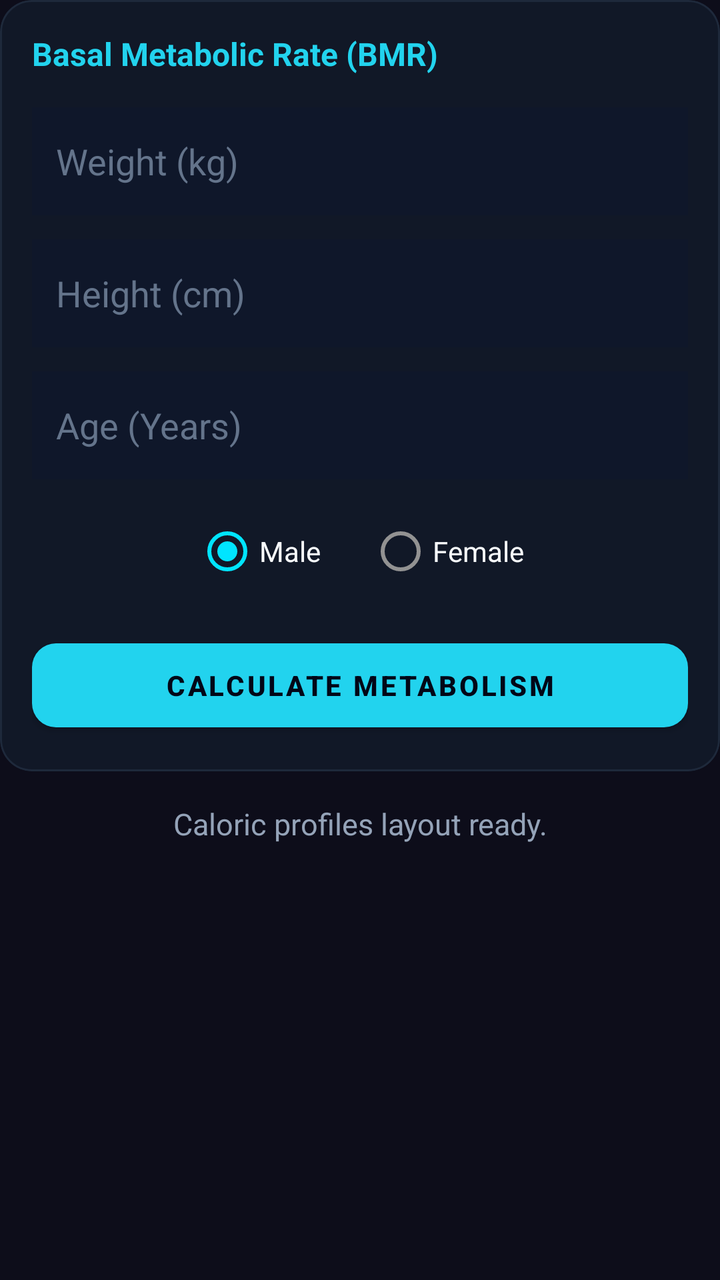
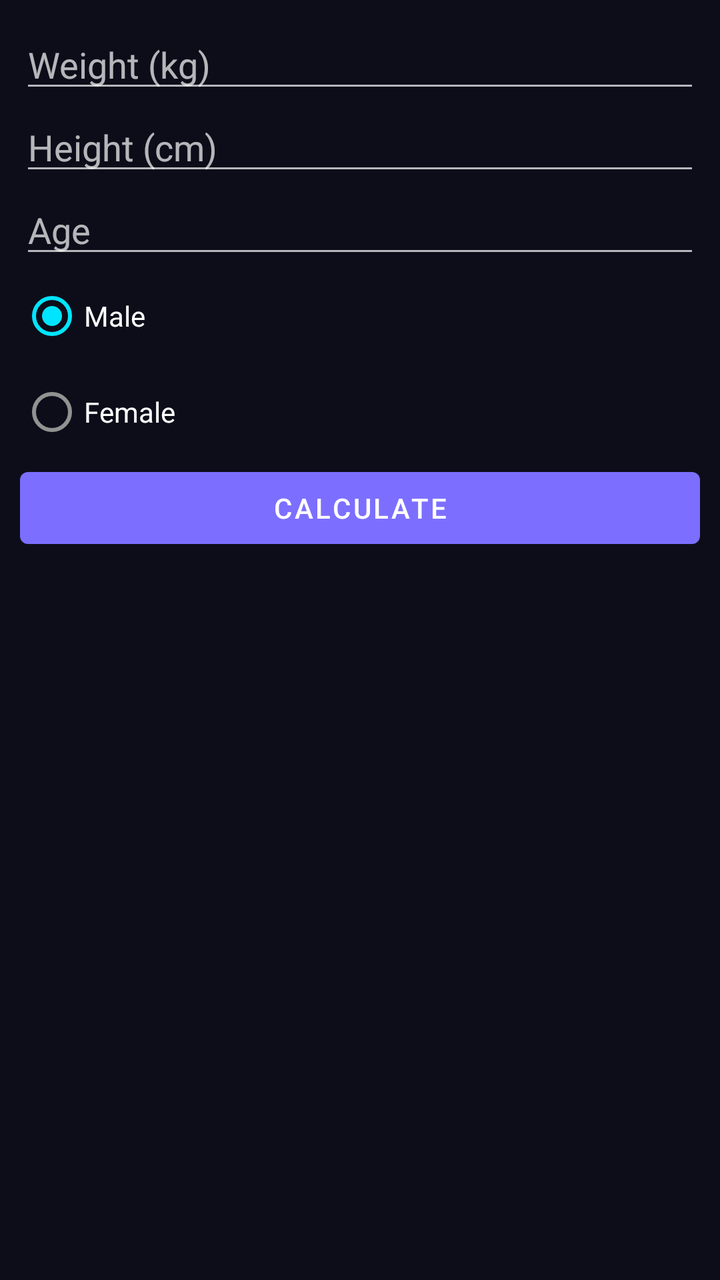

Before-and-after screenshots of an Android layout around one commit, followed by the original layout XML and the change that was made.
<!-- AndroidManifest.xml: application theme Theme.UltraCalc -->
<!-- res/layout/panel_bmr.xml -->
<?xml version="1.0" encoding="utf-8"?>
<LinearLayout xmlns:android="http://schemas.android.com/apk/res/android"
    xmlns:app="http://schemas.android.com/apk/res-auto"
    android:layout_width="match_parent"
    android:layout_height="match_parent"
    android:orientation="vertical">

    <com.google.android.material.card.MaterialCardView
        android:layout_width="match_parent"
        android:layout_height="wrap_content"
        app:cardBackgroundColor="#111827"
        app:cardCornerRadius="16dp"
        app:strokeWidth="1dp"
        app:strokeColor="#1E293B"
        app:cardElevation="0dp">

        <LinearLayout
            android:layout_width="match_parent"
            android:layout_height="wrap_content"
            android:orientation="vertical"
            android:padding="16dp">

            <TextView
                android:layout_width="match_parent"
                android:layout_height="wrap_content"
                android:text="Basal Metabolic Rate (BMR)"
                android:textColor="#22D3EE"
                android:textSize="16sp"
                android:textStyle="bold"
                android:layout_marginBottom="16dp"/>

            <EditText
                android:id="@+id/etWeight"
                android:layout_width="match_parent"
                android:layout_height="54dp"
                android:background="#0F172A"
                android:hint="Weight (kg)"
                android:textColorHint="#64748B"
                android:textColor="#F8FAFC"
                android:inputType="numberDecimal"
                android:padding="12dp"
                android:layout_marginBottom="12dp"/>

            <EditText
                android:id="@+id/etHeight"
                android:layout_width="match_parent"
                android:layout_height="54dp"
                android:background="#0F172A"
                android:hint="Height (cm)"
                android:textColorHint="#64748B"
                android:textColor="#F8FAFC"
                android:inputType="numberDecimal"
                android:padding="12dp"
                android:layout_marginBottom="12dp"/>

            <EditText
                android:id="@+id/etAge"
                android:layout_width="match_parent"
                android:layout_height="54dp"
                android:background="#0F172A"
                android:hint="Age (Years)"
                android:textColorHint="#64748B"
                android:textColor="#F8FAFC"
                android:inputType="number"
                android:padding="12dp"
                android:layout_marginBottom="12dp"/>

            <RadioGroup
                android:id="@+id/rgGender"
                android:layout_width="match_parent"
                android:layout_height="wrap_content"
                android:orientation="horizontal"
                android:layout_marginBottom="16dp"
                android:gravity="center">
                <RadioButton
                    android:id="@+id/rbMale"
                    android:layout_width="wrap_content"
                    android:layout_height="wrap_content"
                    android:text="Male"
                    android:textColor="#F8FAFC"
                    android:checked="true"
                    android:layout_marginEnd="24dp"/>
                <RadioButton
                    android:id="@+id/rbFemale"
                    android:layout_width="wrap_content"
                    android:layout_height="wrap_content"
                    android:textColor="#F8FAFC"
                    android:text="Female"/>
            </RadioGroup>

            <com.google.android.material.button.MaterialButton
                android:id="@+id/btnCalc"
                android:layout_width="match_parent"
                android:layout_height="54dp"
                android:text="CALCULATE METABOLISM"
                android:textColor="#020617"
                android:textStyle="bold"
                app:backgroundTint="#22D3EE"
                app:cornerRadius="12dp"/>
        </LinearLayout>
    </com.google.android.material.card.MaterialCardView>

    <ScrollView
        android:layout_width="match_parent"
        android:layout_height="wrap_content"
        android:layout_marginTop="16dp">
        <TextView
            android:id="@+id/tvResult"
            android:layout_width="match_parent"
            android:layout_height="wrap_content"
            android:text="Caloric profiles layout ready."
            android:textColor="#94A3B8"
            android:textSize="15sp"
            android:lineSpacingExtra="4dp"
            android:gravity="center_horizontal"/>
    </ScrollView>
</LinearLayout>
<!-- resources referenced by this layout -->
<resources>
  <style name="Theme.UltraCalc" parent="Theme.MaterialComponents.NoActionBar">
          <item name="colorPrimary">@color/primary</item>
          <item name="colorPrimaryVariant">@color/primaryDark</item>
          <item name="colorOnPrimary">@color/white</item>
          <item name="colorSecondary">@color/accentCyan</item>
          <item name="android:windowBackground">@color/bg</item>
          <item name="android:statusBarColor">@color/bg</item>
          <item name="android:navigationBarColor">@color/bg</item>
          <item name="android:windowLightStatusBar">false</item>
      </style>
  <color name="primary">#7C6FFF</color>
  <color name="primaryDark">#5A4FCC</color>
  <color name="white">#FFFFFF</color>
  <color name="accentCyan">#00E5FF</color>
  <color name="bg">#0D0D1A</color>
</resources>

<!-- the commit's change to res/layout/panel_bmr.xml (unified diff, before → after) -->
@@ -1,117 +1,14 @@
 <?xml version="1.0" encoding="utf-8"?>
 <LinearLayout xmlns:android="http://schemas.android.com/apk/res/android"
-    xmlns:app="http://schemas.android.com/apk/res-auto"
-    android:layout_width="match_parent"
-    android:layout_height="match_parent"
-    android:orientation="vertical">
-
-    <com.google.android.material.card.MaterialCardView
-        android:layout_width="match_parent"
-        android:layout_height="wrap_content"
-        app:cardBackgroundColor="#111827"
-        app:cardCornerRadius="16dp"
-        app:strokeWidth="1dp"
-        app:strokeColor="#1E293B"
-        app:cardElevation="0dp">
-
-        <LinearLayout
-            android:layout_width="match_parent"
-            android:layout_height="wrap_content"
-            android:orientation="vertical"
-            android:padding="16dp">
-
-            <TextView
-                android:layout_width="match_parent"
-                android:layout_height="wrap_content"
-                android:text="Basal Metabolic Rate (BMR)"
-                android:textColor="#22D3EE"
-                android:textSize="16sp"
-                android:textStyle="bold"
-                android:layout_marginBottom="16dp"/>
-
-            <EditText
-                android:id="@+id/etWeight"
-                android:layout_width="match_parent"
-                android:layout_height="54dp"
-                android:background="#0F172A"
-                android:hint="Weight (kg)"
-                android:textColorHint="#64748B"
-                android:textColor="#F8FAFC"
-                android:inputType="numberDecimal"
-                android:padding="12dp"
-                android:layout_marginBottom="12dp"/>
-
-            <EditText
-                android:id="@+id/etHeight"
-                android:layout_width="match_parent"
-                android:layout_height="54dp"
-                android:background="#0F172A"
-                android:hint="Height (cm)"
-                android:textColorHint="#64748B"
-                android:textColor="#F8FAFC"
-                android:inputType="numberDecimal"
-                android:padding="12dp"
-                android:layout_marginBottom="12dp"/>
-
-            <EditText
-                android:id="@+id/etAge"
-                android:layout_width="match_parent"
-                android:layout_height="54dp"
-                android:background="#0F172A"
-                android:hint="Age (Years)"
-                android:textColorHint="#64748B"
-                android:textColor="#F8FAFC"
-                android:inputType="number"
-                android:padding="12dp"
-                android:layout_marginBottom="12dp"/>
-
-            <RadioGroup
-                android:id="@+id/rgGender"
-                android:layout_width="match_parent"
-                android:layout_height="wrap_content"
-                android:orientation="horizontal"
-                android:layout_marginBottom="16dp"
-                android:gravity="center">
-                <RadioButton
-                    android:id="@+id/rbMale"
-                    android:layout_width="wrap_content"
-                    android:layout_height="wrap_content"
-                    android:text="Male"
-                    android:textColor="#F8FAFC"
-                    android:checked="true"
-                    android:layout_marginEnd="24dp"/>
-                <RadioButton
-                    android:id="@+id/rbFemale"
-                    android:layout_width="wrap_content"
-                    android:layout_height="wrap_content"
-                    android:textColor="#F8FAFC"
-                    android:text="Female"/>
-            </RadioGroup>
-
-            <com.google.android.material.button.MaterialButton
-                android:id="@+id/btnCalc"
-                android:layout_width="match_parent"
-                android:layout_height="54dp"
-                android:text="CALCULATE METABOLISM"
-                android:textColor="#020617"
-                android:textStyle="bold"
-                app:backgroundTint="#22D3EE"
-                app:cornerRadius="12dp"/>
-        </LinearLayout>
-    </com.google.android.material.card.MaterialCardView>
-
-    <ScrollView
-        android:layout_width="match_parent"
-        android:layout_height="wrap_content"
-        android:layout_marginTop="16dp">
-        <TextView
-            android:id="@+id/tvResult"
-            android:layout_width="match_parent"
-            android:layout_height="wrap_content"
-            android:text="Caloric profiles layout ready."
-            android:textColor="#94A3B8"
-            android:textSize="15sp"
-            android:lineSpacingExtra="4dp"
-            android:gravity="center_horizontal"/>
-    </ScrollView>
+    android:layout_width="match_parent" android:layout_height="wrap_content"
+    android:orientation="vertical" android:padding="10dp">
+    <EditText android:id="@+id/etWeight" android:layout_width="match_parent" android:layout_height="wrap_content" android:hint="Weight (kg)" android:inputType="numberDecimal"/>
+    <EditText android:id="@+id/etHeight" android:layout_width="match_parent" android:layout_height="wrap_content" android:hint="Height (cm)" android:inputType="numberDecimal"/>
+    <EditText android:id="@+id/etAge" android:layout_width="match_parent" android:layout_height="wrap_content" android:hint="Age" android:inputType="number"/>
+    <RadioGroup android:id="@+id/rgGender" android:layout_width="match_parent" android:layout_height="wrap_content">
+        <RadioButton android:layout_width="wrap_content" android:layout_height="wrap_content" android:text="Male" android:checked="true"/>
+        <RadioButton android:layout_width="wrap_content" android:layout_height="wrap_content" android:text="Female"/>
+    </RadioGroup>
+    <Button android:id="@+id/btnCalc" android:layout_width="match_parent" android:layout_height="wrap_content" android:text="Calculate"/>
+    <TextView android:id="@+id/tvResult" android:layout_width="match_parent" android:layout_height="wrap_content" android:paddingTop="10dp"/>
 </LinearLayout>
